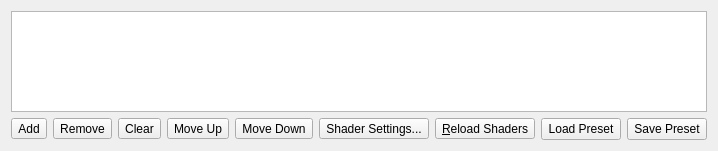
First picture: the form in src/duckstation-qt/postprocessingchainconfigwidget.ui, repository kofxi3584karlayang/duckstation, before the edit.
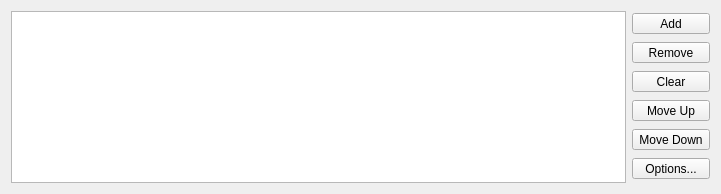
Second picture: the form after the edit. Icons and pictures are not drawn.

Commit message: Qt: Move post processing to its own setting category

```diff
--- a/src/duckstation-qt/postprocessingchainconfigwidget.ui
+++ b/src/duckstation-qt/postprocessingchainconfigwidget.ui
@@ -6,18 +6,46 @@
    <rect>
     <x>0</x>
     <y>0</y>
-    <width>497</width>
-    <height>151</height>
+    <width>721</width>
+    <height>194</height>
    </rect>
   </property>
+  <property name="sizePolicy">
+   <sizepolicy hsizetype="Preferred" vsizetype="Fixed">
+    <horstretch>0</horstretch>
+    <verstretch>0</verstretch>
+   </sizepolicy>
+  </property>
   <property name="windowTitle">
    <string>Form</string>
   </property>
-  <layout class="QGridLayout" name="gridLayout">
-   <item row="1" column="0">
-    <layout class="QHBoxLayout" name="horizontalLayout">
+  <layout class="QHBoxLayout" name="horizontalLayout">
+   <item>
+    <widget class="QListWidget" name="shaders">
+     <property name="sizePolicy">
+      <sizepolicy hsizetype="Expanding" vsizetype="Preferred">
+       <horstretch>0</horstretch>
+       <verstretch>0</verstretch>
+      </sizepolicy>
+     </property>
+     <property name="minimumSize">
+      <size>
+       <width>0</width>
+       <height>80</height>
+      </size>
+     </property>
+    </widget>
+   </item>
+   <item>
+    <layout class="QVBoxLayout" name="verticalLayout">
      <item>
       <widget class="QToolButton" name="add">
+       <property name="sizePolicy">
+        <sizepolicy hsizetype="Preferred" vsizetype="Fixed">
+         <horstretch>0</horstretch>
+         <verstretch>0</verstretch>
+        </sizepolicy>
+       </property>
        <property name="text">
         <string>Add</string>
        </property>
@@ -25,10 +53,19 @@
         <iconset resource="resources/resources.qrc">
          <normaloff>:/icons/list-add.png</normaloff>:/icons/list-add.png</iconset>
        </property>
+       <property name="toolButtonStyle">
+        <enum>Qt::ToolButtonTextBesideIcon</enum>
+       </property>
       </widget>
      </item>
      <item>
       <widget class="QToolButton" name="remove">
+       <property name="sizePolicy">
+        <sizepolicy hsizetype="Preferred" vsizetype="Fixed">
+         <horstretch>0</horstretch>
+         <verstretch>0</verstretch>
+        </sizepolicy>
+       </property>
        <property name="text">
         <string>Remove</string>
        </property>
@@ -36,10 +73,19 @@
         <iconset resource="resources/resources.qrc">
          <normaloff>:/icons/list-remove.png</normaloff>:/icons/list-remove.png</iconset>
        </property>
+       <property name="toolButtonStyle">
+        <enum>Qt::ToolButtonTextBesideIcon</enum>
+       </property>
       </widget>
      </item>
      <item>
       <widget class="QToolButton" name="clear">
+       <property name="sizePolicy">
+        <sizepolicy hsizetype="Preferred" vsizetype="Fixed">
+         <horstretch>0</horstretch>
+         <verstretch>0</verstretch>
+        </sizepolicy>
+       </property>
        <property name="text">
         <string>Clear</string>
        </property>
@@ -47,10 +93,19 @@
         <iconset resource="resources/resources.qrc">
          <normaloff>:/icons/edit-clear-16.png</normaloff>:/icons/edit-clear-16.png</iconset>
        </property>
+       <property name="toolButtonStyle">
+        <enum>Qt::ToolButtonTextBesideIcon</enum>
+       </property>
       </widget>
      </item>
      <item>
       <widget class="QToolButton" name="moveUp">
+       <property name="sizePolicy">
+        <sizepolicy hsizetype="Preferred" vsizetype="Fixed">
+         <horstretch>0</horstretch>
+         <verstretch>0</verstretch>
+        </sizepolicy>
+       </property>
        <property name="text">
         <string>Move Up</string>
        </property>
@@ -58,10 +113,19 @@
         <iconset resource="resources/resources.qrc">
          <normaloff>:/icons/go-up-16.png</normaloff>:/icons/go-up-16.png</iconset>
        </property>
+       <property name="toolButtonStyle">
+        <enum>Qt::ToolButtonTextBesideIcon</enum>
+       </property>
       </widget>
      </item>
      <item>
       <widget class="QToolButton" name="moveDown">
+       <property name="sizePolicy">
+        <sizepolicy hsizetype="Preferred" vsizetype="Fixed">
+         <horstretch>0</horstretch>
+         <verstretch>0</verstretch>
+        </sizepolicy>
+       </property>
        <property name="text">
         <string>Move Down</string>
        </property>
@@ -69,69 +133,33 @@
         <iconset resource="resources/resources.qrc">
          <normaloff>:/icons/go-down-16.png</normaloff>:/icons/go-down-16.png</iconset>
        </property>
+       <property name="toolButtonStyle">
+        <enum>Qt::ToolButtonTextBesideIcon</enum>
+       </property>
       </widget>
      </item>
      <item>
       <widget class="QToolButton" name="shaderSettings">
+       <property name="sizePolicy">
+        <sizepolicy hsizetype="Preferred" vsizetype="Fixed">
+         <horstretch>0</horstretch>
+         <verstretch>0</verstretch>
+        </sizepolicy>
+       </property>
        <property name="text">
-        <string>Shader Settings...</string>
+        <string>Options...</string>
        </property>
        <property name="icon">
         <iconset resource="resources/resources.qrc">
          <normaloff>:/icons/preferences-system@2x.png</normaloff>:/icons/preferences-system@2x.png</iconset>
        </property>
-      </widget>
-     </item>
-     <item>
-      <widget class="QToolButton" name="reload">
-       <property name="text">
-        <string>&amp;Reload Shaders</string>
-       </property>
-       <property name="icon">
-        <iconset resource="resources/icons.qrc">
-         <normaloff>:/icons/view-refresh.png</normaloff>:/icons/view-refresh.png</iconset>
-       </property>
-      </widget>
-     </item>
-     <item>
-      <spacer name="horizontalSpacer">
-       <property name="orientation">
-        <enum>Qt::Horizontal</enum>
-       </property>
-       <property name="sizeHint" stdset="0">
-        <size>
-         <width>40</width>
-         <height>20</height>
-        </size>
-       </property>
-      </spacer>
-     </item>
-     <item>
-      <widget class="QPushButton" name="loadPreset">
-       <property name="text">
-        <string>Load Preset</string>
-       </property>
-      </widget>
-     </item>
-     <item>
-      <widget class="QPushButton" name="savePreset">
-       <property name="text">
-        <string>Save Preset</string>
+       <property name="toolButtonStyle">
+        <enum>Qt::ToolButtonTextBesideIcon</enum>
        </property>
       </widget>
      </item>
     </layout>
    </item>
-   <item row="0" column="0">
-    <widget class="QListWidget" name="shaders">
-     <property name="minimumSize">
-      <size>
-       <width>0</width>
-       <height>50</height>
-      </size>
-     </property>
-    </widget>
-   </item>
   </layout>
  </widget>
  <resources>
```
Left out of the diff: 2 changed lines with no effect on the pictures. The commit also changes 23 other files.
